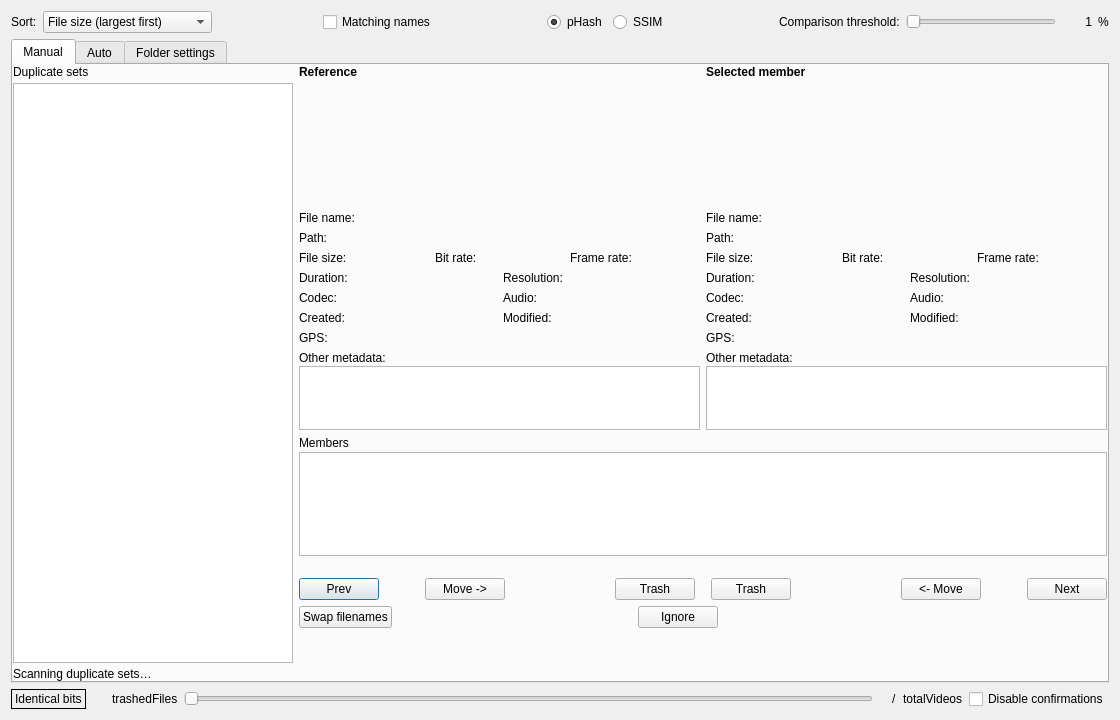
Before: the Qt Designer form QtProject/app/comparison/comparison.ui in theophanemayaud/video-simili-duplicate-cleaner, drawn with Qt 5.
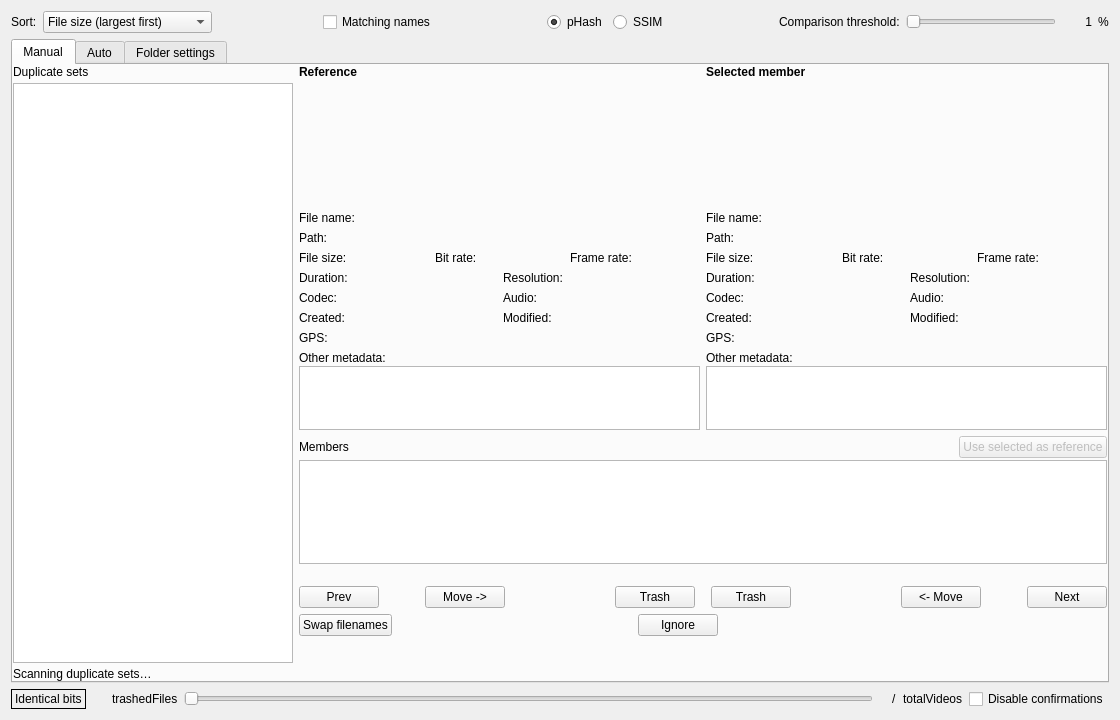
After: the same form once the commit is applied. Custom widgets are drawn as their Qt base class.

Commit message: fix(comparison): validate set evidence before cleanup

```diff
--- a/QtProject/app/comparison/comparison.ui
+++ b/QtProject/app/comparison/comparison.ui
@@ -1265,11 +1265,44 @@
             <number>2</number>
            </property>
            <item>
-            <widget class="QLabel" name="duplicateSetMembersTitle">
-             <property name="text">
-              <string>Members</string>
+            <layout class="QHBoxLayout" name="duplicateSetMembersHeaderLayout">
+             <property name="spacing">
+              <number>6</number>
              </property>
-            </widget>
+             <item>
+              <widget class="QLabel" name="duplicateSetMembersTitle">
+               <property name="text">
+                <string>Members</string>
+               </property>
+              </widget>
+             </item>
+             <item>
+              <spacer name="duplicateSetMembersHeaderSpacer">
+               <property name="orientation">
+                <enum>Qt::Orientation::Horizontal</enum>
+               </property>
+               <property name="sizeHint" stdset="0">
+                <size>
+                 <width>40</width>
+                 <height>20</height>
+                </size>
+               </property>
+              </spacer>
+             </item>
+             <item>
+              <widget class="QPushButton" name="useSelectedAsReferenceButton">
+               <property name="enabled">
+                <bool>false</bool>
+               </property>
+               <property name="toolTip">
+                <string>Compare the other members against the currently selected video.</string>
+               </property>
+               <property name="text">
+                <string>Use selected as reference</string>
+               </property>
+              </widget>
+             </item>
+            </layout>
            </item>
            <item>
             <widget class="QListWidget" name="duplicateSetMembers">
```
The commit also changes 3 other files.
